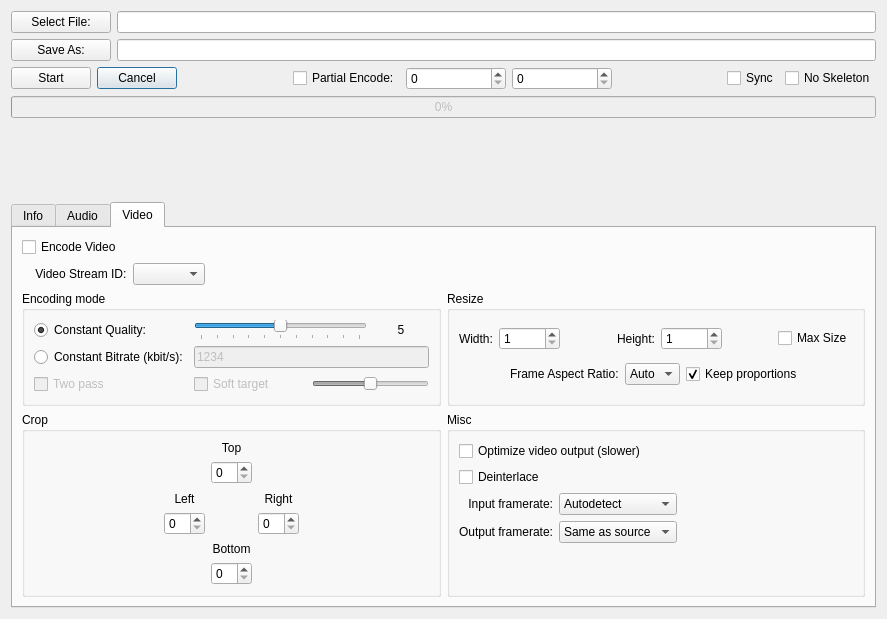
This is dialog.ui in an146/qtheorafrontend as Qt 5 draws it before an edit. The edited form follows.
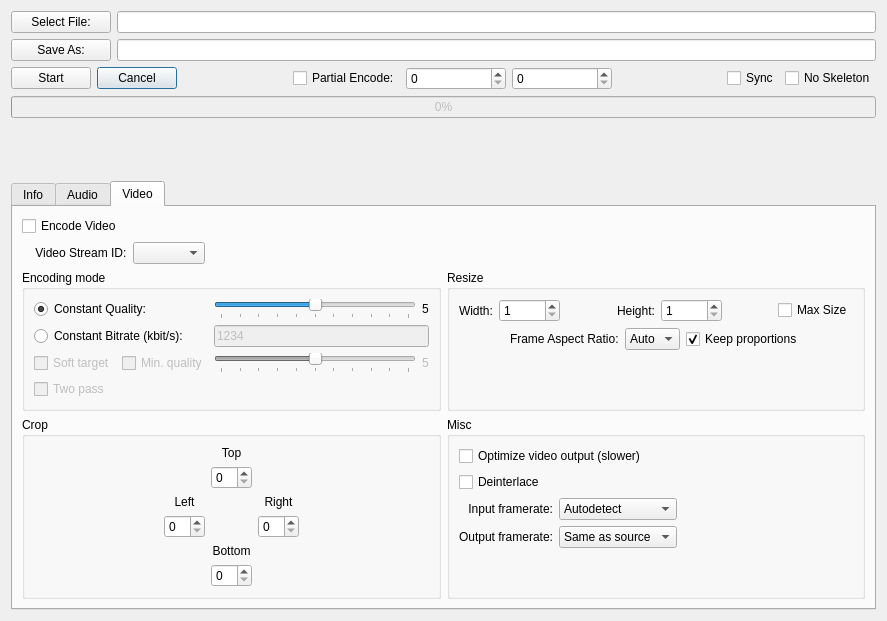
This is the edited form. The open tabs and pages were chosen to show the change. Icons and pictures are not drawn. Custom widgets are drawn as their Qt base class.

```diff
--- a/dialog.ui
+++ b/dialog.ui
@@ -7,7 +7,7 @@
     <x>0</x>
     <y>0</y>
     <width>887</width>
-    <height>619</height>
+    <height>621</height>
    </rect>
   </property>
   <property name="windowTitle">
@@ -736,116 +736,6 @@
        </item>
        <item>
         <layout class="QGridLayout" name="video_options_layout" columnstretch="1,1">
-         <item row="1" column="0">
-          <widget class="QGroupBox" name="video_encoding_mode">
-           <property name="enabled">
-            <bool>true</bool>
-           </property>
-           <property name="title">
-            <string>Encoding mode</string>
-           </property>
-           <layout class="QGridLayout" name="gridLayout_4">
-            <item row="0" column="1">
-             <widget class="QRadioButton" name="video_const_quality">
-              <property name="text">
-               <string>Constant Quality:</string>
-              </property>
-              <property name="checked">
-               <bool>true</bool>
-              </property>
-             </widget>
-            </item>
-            <item row="1" column="1">
-             <widget class="QRadioButton" name="video_const_bitrate">
-              <property name="text">
-               <string>Constant Bitrate (kbit/s):</string>
-              </property>
-             </widget>
-            </item>
-            <item row="0" column="2" colspan="3">
-             <widget class="QSlider" name="video_quality">
-              <property name="minimum">
-               <number>0</number>
-              </property>
-              <property name="maximum">
-               <number>10</number>
-              </property>
-              <property name="value">
-               <number>5</number>
-              </property>
-              <property name="orientation">
-               <enum>Qt::Horizontal</enum>
-              </property>
-              <property name="tickPosition">
-               <enum>QSlider::TicksBelow</enum>
-              </property>
-              <property name="tickInterval">
-               <number>1</number>
-              </property>
-             </widget>
-            </item>
-            <item row="0" column="5">
-             <widget class="QLabel" name="video_quality_label">
-              <property name="text">
-               <string>5</string>
-              </property>
-              <property name="alignment">
-               <set>Qt::AlignCenter</set>
-              </property>
-             </widget>
-            </item>
-            <item row="1" column="2" colspan="4">
-             <widget class="QLineEdit" name="video_bitrate">
-              <property name="enabled">
-               <bool>false</bool>
-              </property>
-              <property name="text">
-               <string>1234</string>
-              </property>
-              <property name="frame">
-               <bool>true</bool>
-              </property>
-             </widget>
-            </item>
-            <item row="2" column="1">
-             <widget class="QCheckBox" name="video_two_pass">
-              <property name="enabled">
-               <bool>false</bool>
-              </property>
-              <property name="text">
-               <string>Two pass</string>
-              </property>
-             </widget>
-            </item>
-            <item row="2" column="4" colspan="2">
-             <widget class="QSlider" name="video_soft_target_quality">
-              <property name="enabled">
-               <bool>false</bool>
-              </property>
-              <property name="maximum">
-               <number>10</number>
-              </property>
-              <property name="value">
-               <number>5</number>
-              </property>
-              <property name="orientation">
-               <enum>Qt::Horizontal</enum>
-              </property>
-             </widget>
-            </item>
-            <item row="2" column="2" colspan="2">
-             <widget class="QCheckBox" name="video_soft_target">
-              <property name="enabled">
-               <bool>false</bool>
-              </property>
-              <property name="text">
-               <string>Soft target</string>
-              </property>
-             </widget>
-            </item>
-           </layout>
-          </widget>
-         </item>
          <item row="1" column="1">
           <widget class="QGroupBox" name="groupBox_3">
            <property name="title">
@@ -994,6 +884,19 @@
               </item>
              </layout>
             </item>
+            <item>
+             <spacer name="verticalSpacer_10">
+              <property name="orientation">
+               <enum>Qt::Vertical</enum>
+              </property>
+              <property name="sizeHint" stdset="0">
+               <size>
+                <width>20</width>
+                <height>40</height>
+               </size>
+              </property>
+             </spacer>
+            </item>
            </layout>
           </widget>
          </item>
@@ -1421,6 +1324,164 @@
            </item>
           </layout>
          </item>
+         <item row="1" column="0">
+          <widget class="QGroupBox" name="video_encoding_mode">
+           <property name="enabled">
+            <bool>true</bool>
+           </property>
+           <property name="title">
+            <string>Encoding mode</string>
+           </property>
+           <layout class="QGridLayout" name="gridLayout_4">
+            <item row="0" column="0">
+             <widget class="QRadioButton" name="video_const_quality">
+              <property name="text">
+               <string>Constant Quality:</string>
+              </property>
+              <property name="checked">
+               <bool>true</bool>
+              </property>
+             </widget>
+            </item>
+            <item row="1" column="0">
+             <widget class="QRadioButton" name="video_const_bitrate">
+              <property name="text">
+               <string>Constant Bitrate (kbit/s):</string>
+              </property>
+             </widget>
+            </item>
+            <item row="0" column="1">
+             <widget class="QSlider" name="video_quality">
+              <property name="sizePolicy">
+               <sizepolicy hsizetype="Expanding" vsizetype="Fixed">
+                <horstretch>0</horstretch>
+                <verstretch>0</verstretch>
+               </sizepolicy>
+              </property>
+              <property name="minimum">
+               <number>0</number>
+              </property>
+              <property name="maximum">
+               <number>10</number>
+              </property>
+              <property name="value">
+               <number>5</number>
+              </property>
+              <property name="orientation">
+               <enum>Qt::Horizontal</enum>
+              </property>
+              <property name="tickPosition">
+               <enum>QSlider::TicksBelow</enum>
+              </property>
+              <property name="tickInterval">
+               <number>1</number>
+              </property>
+             </widget>
+            </item>
+            <item row="0" column="2">
+             <widget class="QLabel" name="video_quality_label">
+              <property name="text">
+               <string>5</string>
+              </property>
+              <property name="alignment">
+               <set>Qt::AlignCenter</set>
+              </property>
+             </widget>
+            </item>
+            <item row="1" column="1" colspan="2">
+             <widget class="QLineEdit" name="video_bitrate">
+              <property name="enabled">
+               <bool>false</bool>
+              </property>
+              <property name="text">
+               <string>1234</string>
+              </property>
+              <property name="frame">
+               <bool>true</bool>
+              </property>
+             </widget>
+            </item>
+            <item row="3" column="0">
+             <layout class="QHBoxLayout" name="horizontalLayout_3">
+              <item>
+               <widget class="QCheckBox" name="video_st">
+                <property name="enabled">
+                 <bool>false</bool>
+                </property>
+                <property name="text">
+                 <string>Soft target</string>
+                </property>
+               </widget>
+              </item>
+              <item>
+               <widget class="QCheckBox" name="video_st_quality_on">
+                <property name="enabled">
+                 <bool>false</bool>
+                </property>
+                <property name="text">
+                 <string>Min. quality</string>
+                </property>
+               </widget>
+              </item>
+             </layout>
+            </item>
+            <item row="3" column="1">
+             <widget class="QSlider" name="video_st_quality">
+              <property name="enabled">
+               <bool>false</bool>
+              </property>
+              <property name="sizePolicy">
+               <sizepolicy hsizetype="Expanding" vsizetype="Fixed">
+                <horstretch>0</horstretch>
+                <verstretch>0</verstretch>
+               </sizepolicy>
+              </property>
+              <property name="minimum">
+               <number>0</number>
+              </property>
+              <property name="maximum">
+               <number>10</number>
+              </property>
+              <property name="value">
+               <number>5</number>
+              </property>
+              <property name="orientation">
+               <enum>Qt::Horizontal</enum>
+              </property>
+              <property name="tickPosition">
+               <enum>QSlider::TicksBelow</enum>
+              </property>
+              <property name="tickInterval">
+               <number>1</number>
+              </property>
+             </widget>
+            </item>
+            <item row="3" column="2">
+             <widget class="QLabel" name="video_st_quality_label">
+              <property name="enabled">
+               <bool>false</bool>
+              </property>
+              <property name="text">
+               <string>5</string>
+              </property>
+              <property name="alignment">
+               <set>Qt::AlignCenter</set>
+              </property>
+             </widget>
+            </item>
+            <item row="4" column="0">
+             <widget class="QCheckBox" name="video_two_pass">
+              <property name="enabled">
+               <bool>false</bool>
+              </property>
+              <property name="text">
+               <string>Two pass</string>
+              </property>
+             </widget>
+            </item>
+           </layout>
+          </widget>
+         </item>
         </layout>
        </item>
       </layout>
```
